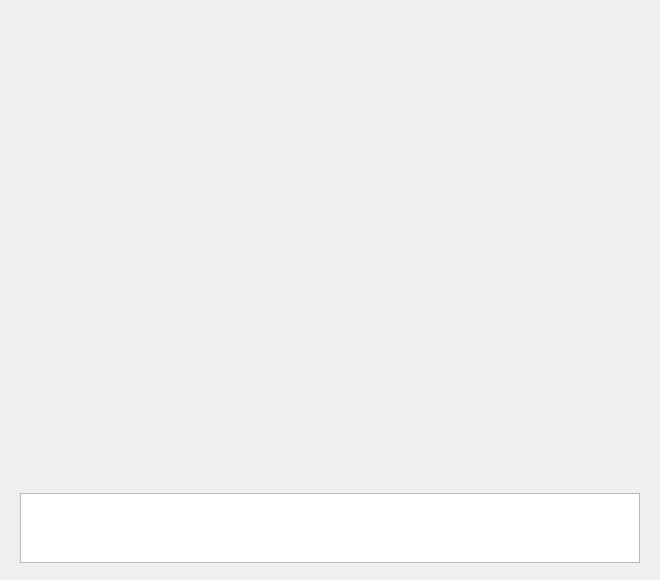
Above: Sign2SpeechPrototype/recordingdialog.ui from SignToSpeech-Project/SignToSpeech-QT before the change. Below: the same form after it.
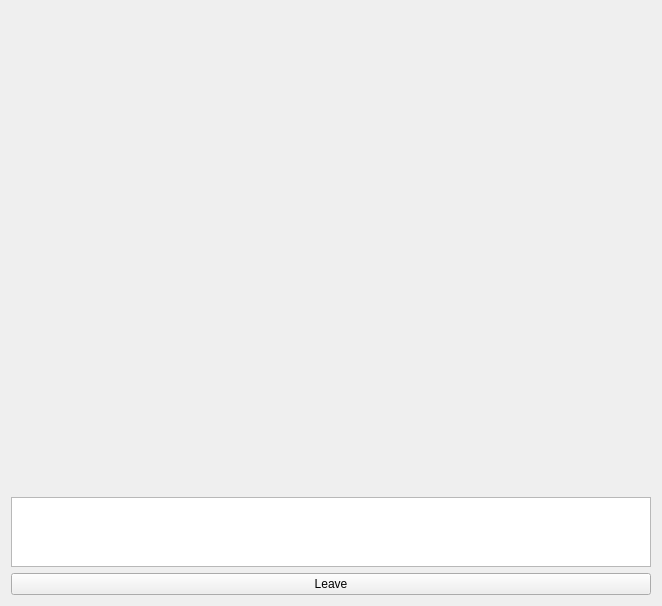
That is the form after the change.

```diff
--- a/Sign2SpeechPrototype/recordingdialog.ui
+++ b/Sign2SpeechPrototype/recordingdialog.ui
@@ -13,15 +13,8 @@
   <property name="windowTitle">
    <string>Gestures Windows</string>
   </property>
-  <widget class="QWidget" name="verticalLayoutWidget">
-   <property name="geometry">
-    <rect>
-     <x>9</x>
-     <y>9</y>
-     <width>642</width>
-     <height>565</height>
-    </rect>
-   </property>
+  <layout class="QGridLayout" name="gridLayout">
+   <item row="0" column="0">
    <layout class="QVBoxLayout" name="verticalLayout">
     <item>
      <widget class="QLabel" name="label">
@@ -53,7 +46,15 @@
      <widget class="QTextBrowser" name="textBrowser"/>
     </item>
    </layout>
-  </widget>
+   </item>
+   <item row="1" column="0">
+    <widget class="QPushButton" name="pushButtonLeave">
+     <property name="text">
+      <string>Leave</string>
+     </property>
+    </widget>
+   </item>
+  </layout>
  </widget>
  <layoutdefault spacing="6" margin="11"/>
  <resources/>
```
Lines whose indentation alone changed are shown as unchanged.
